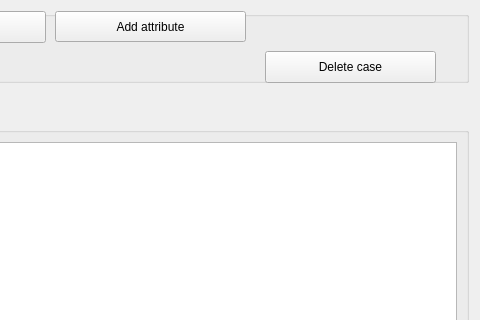
First picture: the form in GUI_UIs/ui_dialog_cases.ui, repository ccbogel/QualCoder, before the edit; both pictures show x 736 to 1216 and y 0 to 320 of the 1216 by 694 pixel window.
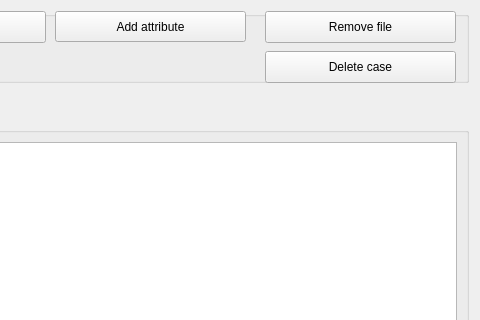
Second picture: the form after the edit.

Commit message: add remove file from case button

Diff of the .ui file:
```diff
--- a/GUI_UIs/ui_dialog_cases.ui
+++ b/GUI_UIs/ui_dialog_cases.ui
@@ -175,7 +175,7 @@
        <rect>
         <x>990</x>
         <y>40</y>
-        <width>171</width>
+        <width>191</width>
         <height>32</height>
        </rect>
       </property>
@@ -212,6 +212,19 @@
        <string>Add attribute</string>
       </property>
      </widget>
+     <widget class="QPushButton" name="pushButton_remove_file">
+      <property name="geometry">
+       <rect>
+        <x>990</x>
+        <y>0</y>
+        <width>191</width>
+        <height>32</height>
+       </rect>
+      </property>
+      <property name="text">
+       <string>Remove file</string>
+      </property>
+     </widget>
     </widget>
    </item>
   </layout>
```
